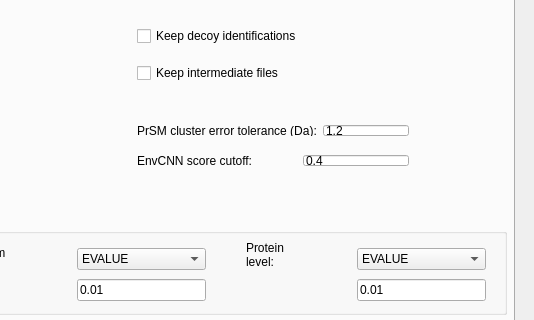
Qt form src/gui/topmg/topmgwindow.ui (toppic-suite/toppic-suite) before a commit; both pictures show x 386 to 920 and y 82 to 402 of the 920 by 700 pixel window.
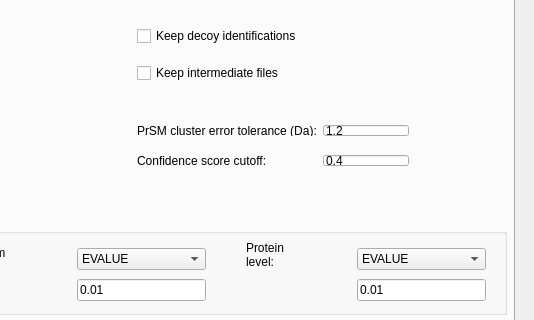
The same form after that commit. The open tabs and pages were chosen to show the change. Icons and pictures are not drawn.

Commit message: toppic, topmg: "Confidence score cutoff" for -F (--filter-by-score), was "EnvCNN score cutoff"

Diff of the .ui file:
```diff
--- a/src/gui/topmg/topmgwindow.ui
+++ b/src/gui/topmg/topmgwindow.ui
@@ -775,12 +775,12 @@
         <widget class="QLabel" name="label_envCnn">
          <property name="minimumSize">
           <size>
-           <width>160</width>
+           <width>180</width>
            <height>0</height>
           </size>
          </property>
          <property name="text">
-          <string>EnvCNN score cutoff:</string>
+          <string>Confidence score cutoff:</string>
          </property>
         </widget>
        </item>
```
The commit also changes 5 other files.
